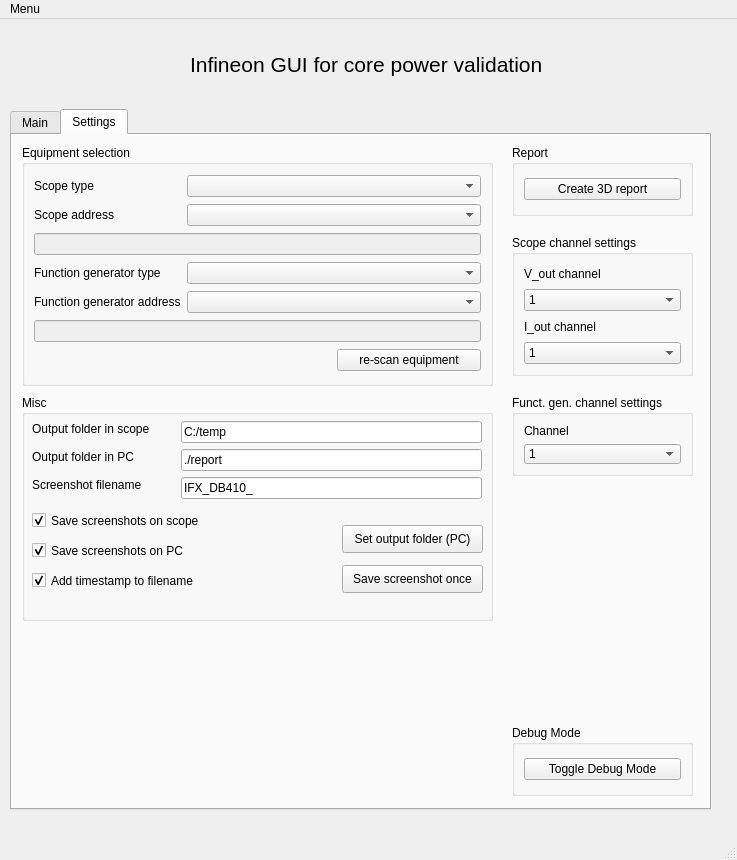
The window that PySide2_DB410_ui.ui (a9202507/ifx_gui_for_core_power_validation) describes before a commit, drawn with Qt 5.
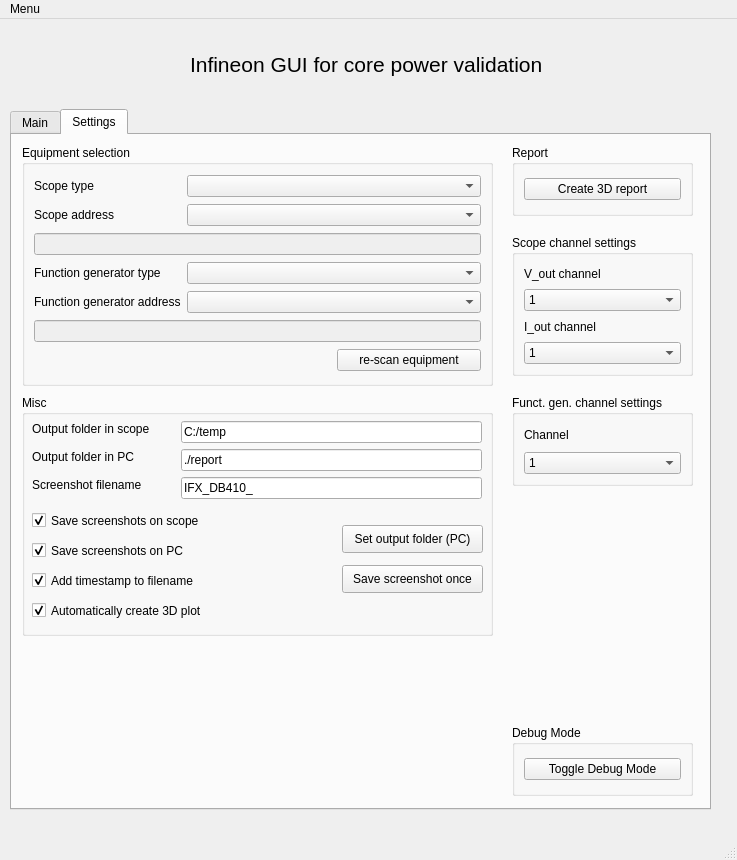
The same window after the commit. Icons and pictures are not drawn.

Commit message: Add checkbox to select if 3D plot is automatically opened. Combine functions open_3d_plot and open_3d_report_max into one single function.

What changed in the file:
```diff
--- a/PySide2_DB410_ui.ui
+++ b/PySide2_DB410_ui.ui
@@ -460,7 +460,7 @@
         <x>10</x>
         <y>260</y>
         <width>471</width>
-        <height>226</height>
+        <height>241</height>
        </rect>
       </property>
       <property name="title">
@@ -639,6 +639,22 @@
         <string>Set output folder (PC)</string>
        </property>
       </widget>
+      <widget class="QCheckBox" name="checkBox_6">
+       <property name="geometry">
+        <rect>
+         <x>10</x>
+         <y>200</y>
+         <width>201</width>
+         <height>31</height>
+        </rect>
+       </property>
+       <property name="text">
+        <string>Automatically create 3D plot</string>
+       </property>
+       <property name="checked">
+        <bool>true</bool>
+       </property>
+      </widget>
      </widget>
      <widget class="QGroupBox" name="groupBox_5">
       <property name="geometry">
@@ -788,7 +804,7 @@
         <x>500</x>
         <y>260</y>
         <width>181</width>
-        <height>81</height>
+        <height>91</height>
        </rect>
       </property>
       <property name="title">
@@ -804,6 +820,12 @@
        </item>
        <item>
         <widget class="QComboBox" name="comboBox_5">
+         <property name="minimumSize">
+          <size>
+           <width>0</width>
+           <height>0</height>
+          </size>
+         </property>
          <item>
           <property name="text">
            <string>1</string>
```
The commit also changes 3 other files.
